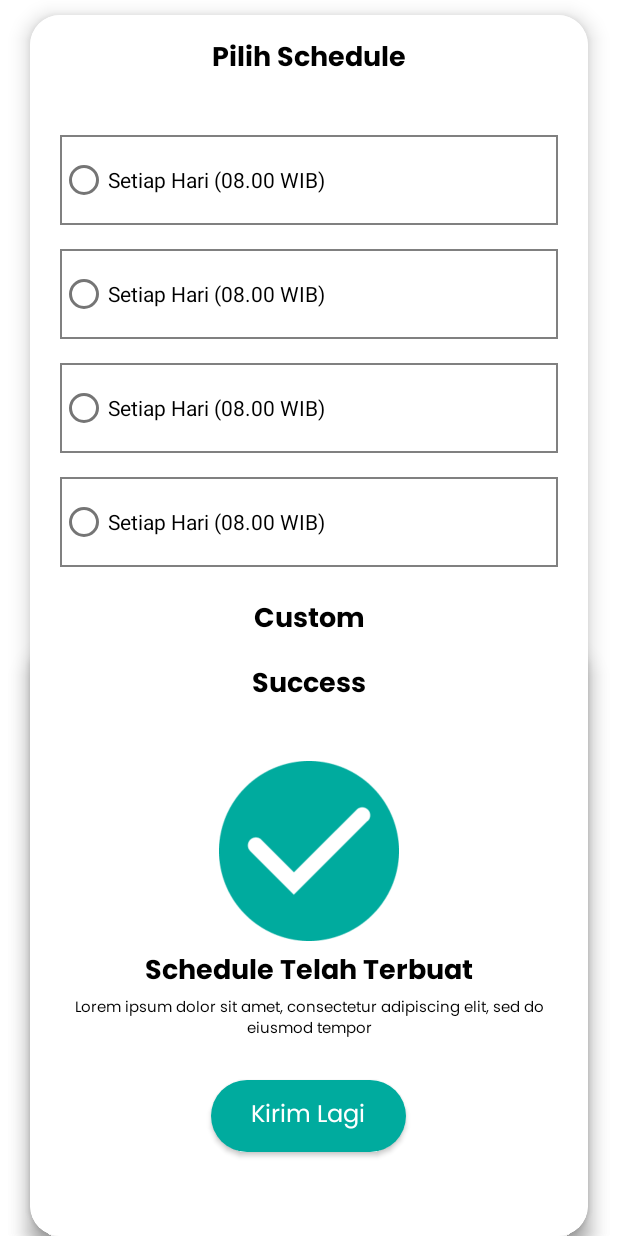
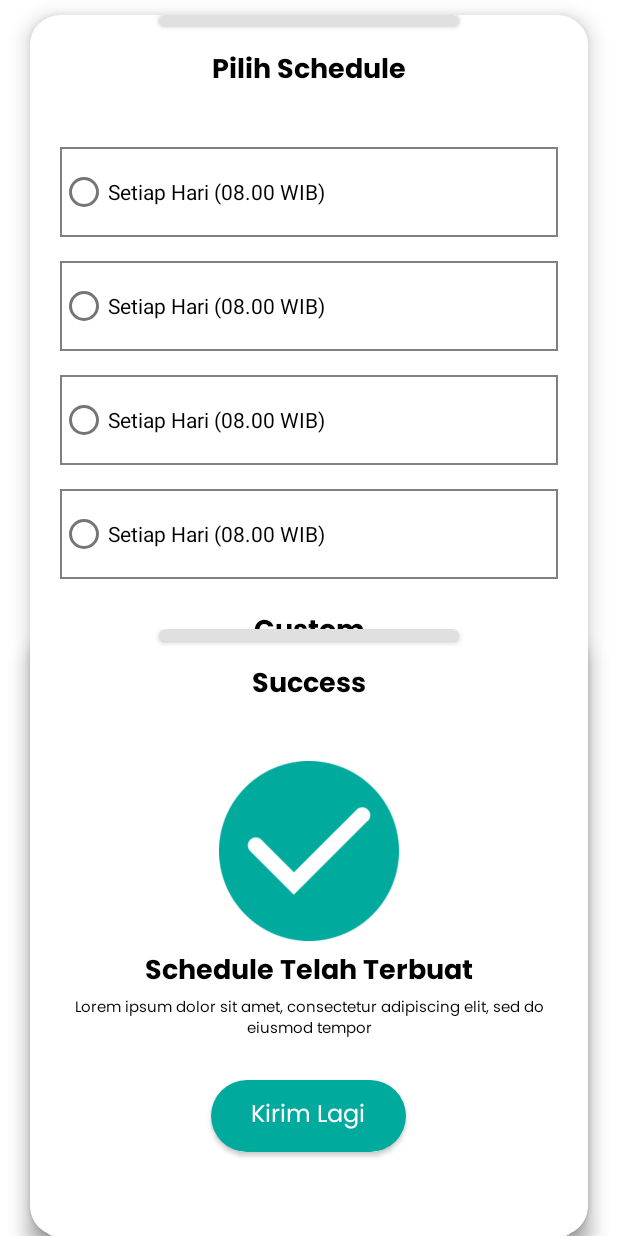
Before and after one commit to fahmi54321/UCast, an Android app: the DetailsCustomerActivity screen opened directly, with no data from a screen before it, after a tap on "Schedule", on a phone screen of 412 x 824 dp. Run offline under Robolectric (Android 15) with nearby library versions, the light colour scheme and no system bars; our stand-ins replace CircleImageView, Dagger/Hilt's generated code; pictures from the network do not load; 2 other taps on this screen came first.

Commit message:
mengganti kotlin extensions menjadi view binding

```diff
--- a/app/build.gradle
+++ b/app/build.gradle
@@ -25,6 +25,11 @@ android {
             proguardFiles getDefaultProguardFile('proguard-android-optimize.txt'), 'proguard-rules.pro'
         }
     }
+
+    viewBinding{
+        enabled = true
+    }
+
     compileOptions {
         sourceCompatibility JavaVersion.VERSION_1_8
         targetCompatibility JavaVersion.VERSION_1_8
--- a/app/src/main/java/com/android/ucast/View/Customers/DetailsCustomerActivity.kt
+++ b/app/src/main/java/com/android/ucast/View/Customers/DetailsCustomerActivity.kt
@@ -4,14 +4,15 @@ import android.annotation.SuppressLint
 import android.app.DatePickerDialog
 import android.os.Bundle
 import android.widget.ArrayAdapter
-import android.widget.Toast
 import com.android.ucast.Model.Customers
 import com.android.ucast.R
+import com.android.ucast.databinding.ActivityDetailsCustomerBinding
+import com.android.ucast.databinding.LayoutSheetCustomersBinding
+import com.android.ucast.databinding.LayoutSheetSuccessSendScheduleBinding
 import com.bumptech.glide.Glide
 import com.bumptech.glide.request.RequestOptions
 import com.google.android.material.bottomsheet.BottomSheetBehavior
 import dagger.android.support.DaggerAppCompatActivity
-import kotlinx.android.synthetic.main.activity_details_customer.*
 import kotlinx.android.synthetic.main.layout_sheet_customers.*
 import kotlinx.android.synthetic.main.layout_sheet_success_send_schedule.*
 import java.text.SimpleDateFormat
@@ -26,6 +27,8 @@ class DetailsCustomerActivity : DaggerAppCompatActivity() {
         "Pesan 4", "Pesan 5", "Pesan 6", "Pesan 7"
     )
 
+    lateinit var binding: ActivityDetailsCustomerBinding
+
     @Inject
     lateinit var dateFormatter: SimpleDateFormat
 
@@ -36,18 +39,19 @@ class DetailsCustomerActivity : DaggerAppCompatActivity() {
     @SuppressLint("CheckResult")
     override fun onCreate(savedInstanceState: Bundle?) {
         super.onCreate(savedInstanceState)
-        setContentView(R.layout.activity_details_customer)
+        binding = ActivityDetailsCustomerBinding.inflate(layoutInflater)
+        setContentView(binding.root)
 
         sheetBehavior = BottomSheetBehavior.from(bottomsheett)
         sheetBehaviorSuccess = BottomSheetBehavior.from(bottomsheettSuccess)
         sheetBehavior.state = BottomSheetBehavior.STATE_HIDDEN
         sheetBehaviorSuccess.state = BottomSheetBehavior.STATE_HIDDEN
 
-        btnSchedule.setOnClickListener {
+        binding.btnSchedule.setOnClickListener {
             sheetBehavior.state = BottomSheetBehavior.STATE_EXPANDED
         }
 
-        btnSendSchedule.setOnClickListener {
+        binding.btnSendSchedule.setOnClickListener {
             sheetBehaviorSuccess.state = BottomSheetBehavior.STATE_EXPANDED
         }
 
@@ -55,16 +59,16 @@ class DetailsCustomerActivity : DaggerAppCompatActivity() {
         Glide.with(this)
             .load(getData?.gambar)
             .apply(RequestOptions().error(R.drawable.icon_nopic))
-            .into(imgGambar)
+            .into(binding.imgGambar)
 
-        txtNama.text = getData?.nama
-        txtNoHp.text = getData?.noHp
+        binding.txtNama.text = getData?.nama
+        binding.txtNoHp.text = getData?.noHp
 
 
         val messageSpinner: ArrayAdapter<*> =
             ArrayAdapter<Any?>(this, android.R.layout.simple_spinner_item, message)
         messageSpinner.setDropDownViewResource(R.layout.custom_spinner)
-        spinner.adapter = messageSpinner
+        binding.spinner.adapter = messageSpinner
 
         imgDate.setOnClickListener {
             showDate()
--- a/app/src/main/res/layout/layout_sheet_customers.xml
+++ b/app/src/main/res/layout/layout_sheet_customers.xml
@@ -18,6 +18,12 @@
         android:layout_width="match_parent"
         android:layout_height="wrap_content"
         android:orientation="vertical">
+        <androidx.cardview.widget.CardView
+            android:layout_width="200dp"
+            android:layout_height="8dp"
+            android:layout_gravity="center"
+            app:cardCornerRadius="5dp"
+            app:cardBackgroundColor="@color/grey1"></androidx.cardview.widget.CardView>
         <TextView
             android:id="@+id/txtAddMessages"
             android:layout_width="match_parent"
--- a/app/src/main/res/layout/layout_sheet_messages.xml
+++ b/app/src/main/res/layout/layout_sheet_messages.xml
@@ -18,6 +18,12 @@
         android:layout_width="match_parent"
         android:layout_height="wrap_content"
         android:orientation="vertical">
+        <androidx.cardview.widget.CardView
+            android:layout_width="200dp"
+            android:layout_height="8dp"
+            android:layout_gravity="center"
+            app:cardCornerRadius="5dp"
+            app:cardBackgroundColor="@color/grey1"></androidx.cardview.widget.CardView>
         <TextView
             android:id="@+id/txtAddMessages"
             android:layout_width="match_parent"
--- a/app/src/main/res/layout/layout_sheet_schedule.xml
+++ b/app/src/main/res/layout/layout_sheet_schedule.xml
@@ -18,6 +18,12 @@
         android:layout_width="match_parent"
         android:layout_height="wrap_content"
         android:orientation="vertical">
+        <androidx.cardview.widget.CardView
+            android:layout_width="200dp"
+            android:layout_height="8dp"
+            android:layout_gravity="center"
+            app:cardCornerRadius="5dp"
+            app:cardBackgroundColor="@color/grey1"></androidx.cardview.widget.CardView>
         <androidx.constraintlayout.widget.ConstraintLayout
             android:layout_width="match_parent"
             android:layout_height="wrap_content">
--- a/app/src/main/res/layout/layout_sheet_success_send_schedule.xml
+++ b/app/src/main/res/layout/layout_sheet_success_send_schedule.xml
@@ -18,6 +18,12 @@
         android:layout_width="match_parent"
         android:layout_height="wrap_content"
         android:orientation="vertical">
+        <androidx.cardview.widget.CardView
+            android:layout_width="200dp"
+            android:layout_height="8dp"
+            android:layout_gravity="center"
+            app:cardCornerRadius="5dp"
+            app:cardBackgroundColor="@color/grey1"></androidx.cardview.widget.CardView>
         <TextView
             android:id="@+id/txtAddMessages"
             android:layout_width="match_parent"
```
Also changed, not shown: app/src/main/java/com/android/ucast/Adapter/ListCustomersAdapter.kt (+11 -12 lines), app/src/main/java/com/android/ucast/Adapter/MessagesAdapter.kt (+12 -7 lines), app/src/main/java/com/android/ucast/Adapter/Schedule/DataAdapter.kt (+8 -6 lines), app/src/main/java/com/android/ucast/Adapter/Schedule/DataLoadStateAdapter.kt (+5 -5 lines), app/src/main/java/com/android/ucast/View/Customers/ListCostumerFragment.kt (+6 -3 lines), app/src/main/java/com/android/ucast/View/HomeActivity.kt (+25 -22 lines), app/src/main/java/com/android/ucast/View/Messages/MessageFragment.kt (+40 -17 lines), app/src/main/java/com/android/ucast/View/Schedule/ScheduleFragment.kt (+7 -6 lines).
